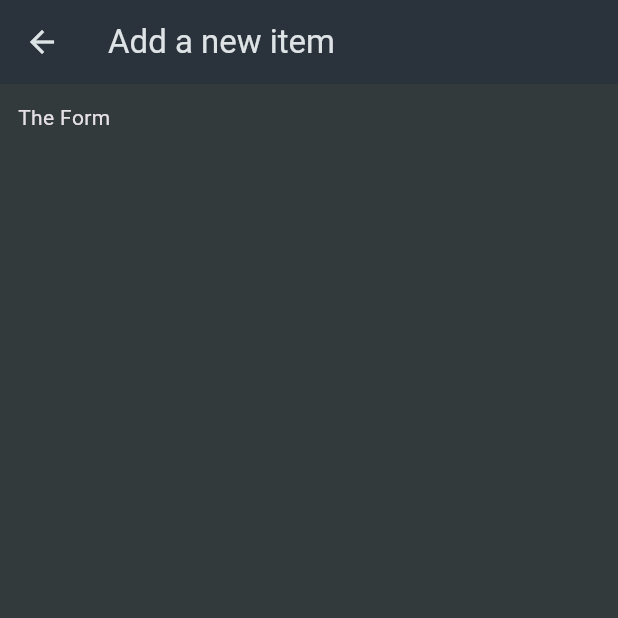
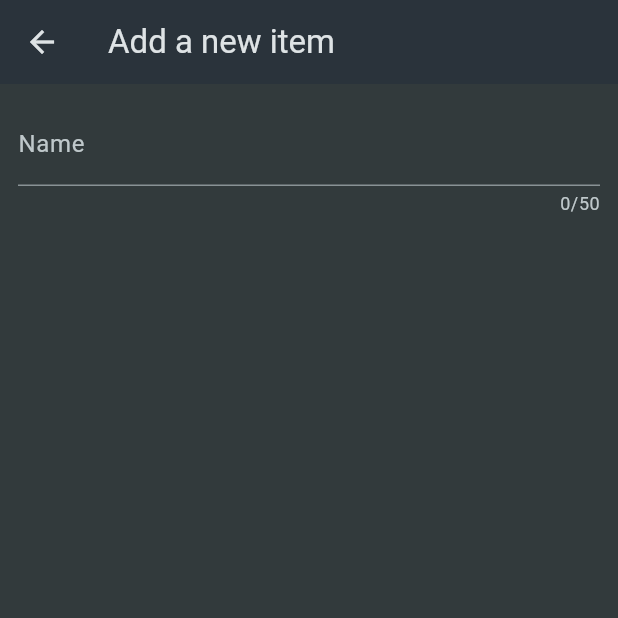
Before and after one commit to Avishka-Dulanjana/Shopping-List-App, a Flutter app: the NewItem screen opened directly, on a phone screen of 412 x 824 dp, the top half of it. Run offline on Flutter 3.47's test engine with Material 3 defaults, Android fonts, the phone set to English and light mode, and no system bars.

Commit message:
Add Text Field

```diff
--- a/lib/widgets/new_item.dart
+++ b/lib/widgets/new_item.dart
@@ -16,9 +16,23 @@ class _NewItemState extends State<NewItem> {
       appBar: AppBar(
         title: const Text('Add a new item'),
       ),
-      body: const Padding(
+      body: Padding(
         padding: EdgeInsets.all(12),
-        child: Text('The Form'),
+        child: Form(
+          child: Column(
+            children: [
+              TextFormField(
+                maxLength: 50,
+                decoration: const InputDecoration(
+                  label: Text('Name'),
+                ),
+                validator: (value) {
+                  return 'demo...';
+                },
+              ), // instead of TextField()
+            ],
+          ),
+        ),
       ),
     );
   }
```
